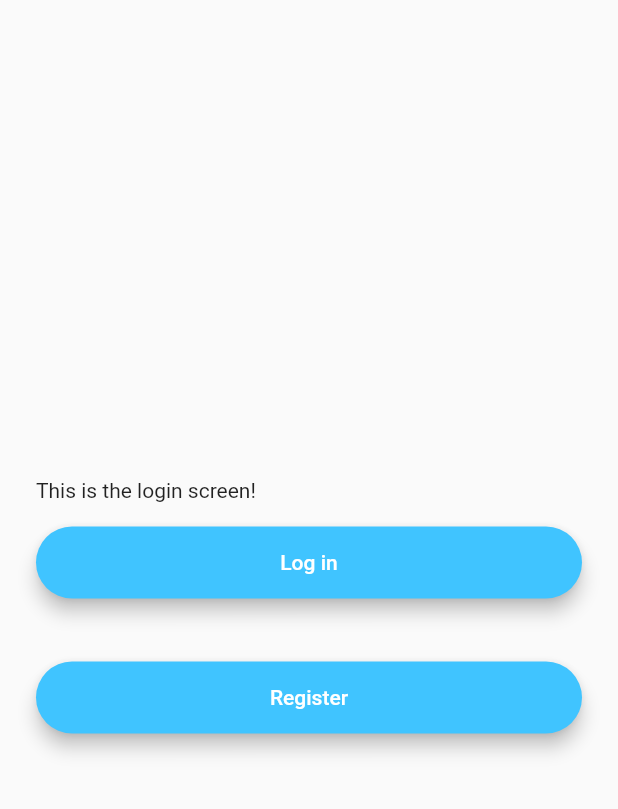
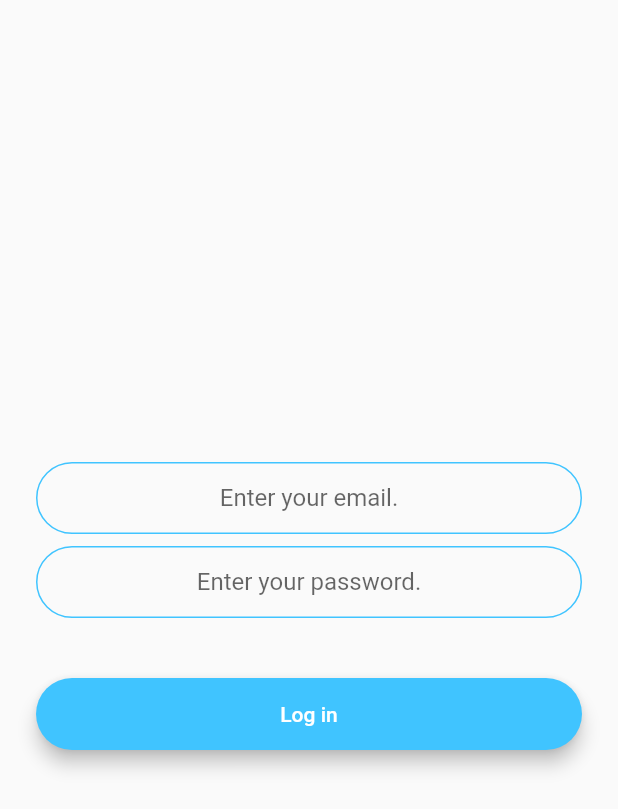
Before and after one commit to enavarro21/betting_app, a Flutter app: the screen it shows after launch, after a tap on "Log in", on a phone screen of 412 x 824 dp. Shown: the top 809 px of the screen. Run offline on Flutter 3.47's test engine with Material 2 defaults, Android fonts, the phone set to English and light mode, and no system bars; our stand-ins replace animated_text_kit.

Commit message:
email and password text fields added

```diff
--- a/lib/screens/login_screen.dart
+++ b/lib/screens/login_screen.dart
@@ -1,5 +1,6 @@
 import 'package:flutter/material.dart';
 
+import 'package:betting_app/utilities/constants.dart';
 import 'package:betting_app/components/rounded_button.dart';
 
 class LoginScreen extends StatefulWidget {
@@ -17,22 +18,38 @@ class _LoginScreenState extends State<LoginScreen> {
           mainAxisAlignment: MainAxisAlignment.center,
           crossAxisAlignment: CrossAxisAlignment.stretch,
           children: <Widget>[
-            Text('This is the login screen!'),
+            TextField(
+              keyboardType: TextInputType.emailAddress,
+              textAlign: TextAlign.center,
+              onChanged: (value) {
+                //Do something with the user input.
+                //email = value;
+              },
+              // InputDecoration extracted to constants.dart
+              decoration:
+                  kTextFieldDecoration.copyWith(hintText: 'Enter your email.'),
+            ),
+            SizedBox(
+              height: 8.0,
+            ),
+            TextField(
+                obscureText: true,
+                textAlign: TextAlign.center,
+                onChanged: (value) {
+                  //Do something with the user input.
+                  //password = value;
+                },
+                decoration: kTextFieldDecoration.copyWith(
+                  hintText: 'Enter your password.',
+                )),
+            SizedBox(
+              height: 24.0,
+            ),
             RoundedButton(
               buttonTitle: 'Log in',
               thisColor: Colors.lightBlueAccent,
               onPressed: () {
-                // Go to log in screen
-              },
-            ),
-            SizedBox(
-              height: 10.0,
-            ),
-            RoundedButton(
-              buttonTitle: 'Register',
-              thisColor: Colors.lightBlueAccent,
-              onPressed: () {
-                // Go to registration screen
+                // Go to home screen
               },
             ),
           ],
--- a/lib/screens/welcome_screen.dart
+++ b/lib/screens/welcome_screen.dart
@@ -1,4 +1,5 @@
 import 'package:flutter/material.dart';
+import 'package:animated_text_kit/animated_text_kit.dart';
 
 import 'package:betting_app/components/rounded_button.dart';
 
@@ -7,16 +8,52 @@ class WelcomeScreen extends StatefulWidget {
   _WelcomeScreenState createState() => _WelcomeScreenState();
 }
 
-class _WelcomeScreenState extends State<WelcomeScreen> {
+class _WelcomeScreenState extends State<WelcomeScreen>
+    with SingleTickerProviderStateMixin {
+  AnimationController controller;
+  Animation animation;
+
+  @override
+  void initState() {
+    super.initState();
+
+    controller = AnimationController(
+      duration: Duration(seconds: 2),
+      vsync: this,
+    );
+    animation =
+        ColorTween(begin: Colors.grey, end: Colors.white).animate(controller);
+    controller.forward();
+    controller.addListener(() {
+      setState(() {});
+    });
+  }
+
+  @override
+  void dispose() {
+    super.dispose();
+  }
+
   @override
   Widget build(BuildContext context) {
     return Scaffold(
+      backgroundColor: animation.value,
       body: Padding(
         padding: const EdgeInsets.symmetric(horizontal: 24.0),
         child: Column(
           mainAxisAlignment: MainAxisAlignment.center,
           crossAxisAlignment: CrossAxisAlignment.stretch,
           children: <Widget>[
+            TypewriterAnimatedTextKit(
+              text: ['Betting App'],
+              textStyle: TextStyle(
+                fontSize: 40.0,
+                fontWeight: FontWeight.w900,
+              ),
+            ),
+            SizedBox(
+              height: 60.0,
+            ),
             RoundedButton(
               buttonTitle: 'Log in',
               thisColor: Colors.lightBlueAccent,
--- /dev/null
+++ b/lib/utilities/constants.dart
@@ -0,0 +1,17 @@
+import 'package:flutter/material.dart';
+
+const kTextFieldDecoration = InputDecoration(
+  hintText: 'Enter a value',
+  contentPadding: EdgeInsets.symmetric(vertical: 10.0, horizontal: 20.0),
+  border: OutlineInputBorder(
+    borderRadius: BorderRadius.all(Radius.circular(32.0)),
+  ),
+  enabledBorder: OutlineInputBorder(
+    borderSide: BorderSide(color: Colors.lightBlueAccent, width: 1.0),
+    borderRadius: BorderRadius.all(Radius.circular(32.0)),
+  ),
+  focusedBorder: OutlineInputBorder(
+    borderSide: BorderSide(color: Colors.lightBlueAccent, width: 2.0),
+    borderRadius: BorderRadius.all(Radius.circular(32.0)),
+  ),
+);
```
Also changed, not shown: lib/screens/registration_screen.dart (+25 -8 lines), pubspec.yaml (+1 -15 lines), images/betThis.png (added), images/krewlife_logo_bg1.jpg (added), images/logo.png (added), pubspec.lock.
